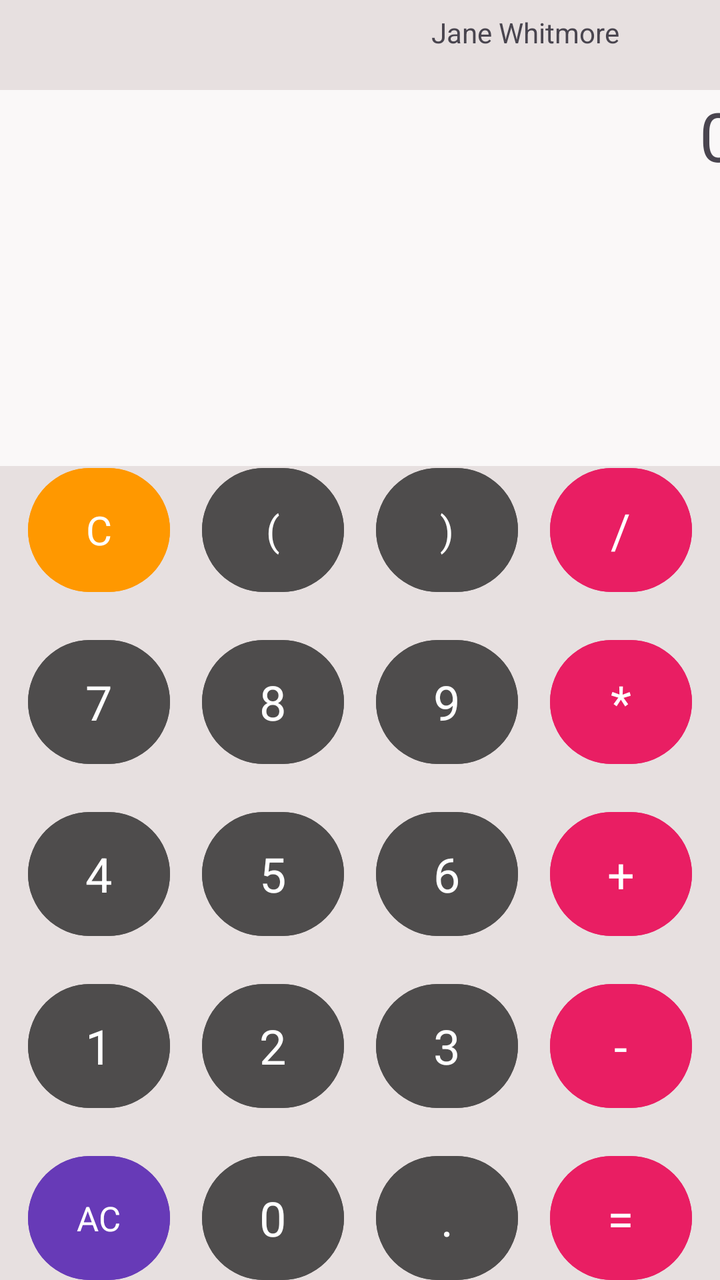
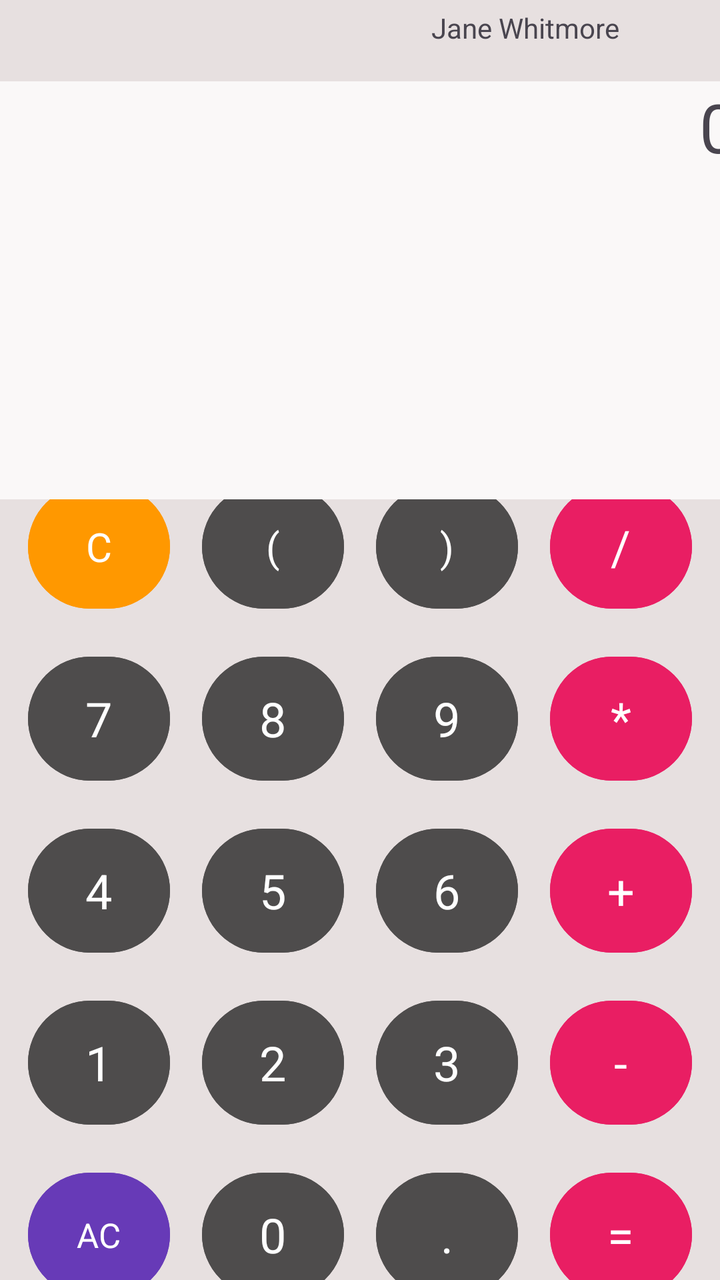

Compare the two renders of this Android layout. The source of the first and the diff that turns it into the second are given below.
<!-- AndroidManifest.xml: application theme Theme.Calculator -->
<!-- res/layout/activity_main.xml -->
<?xml version="1.0" encoding="utf-8"?>
<androidx.constraintlayout.widget.ConstraintLayout xmlns:android="http://schemas.android.com/apk/res/android"
    xmlns:app="http://schemas.android.com/apk/res-auto"
    xmlns:tools="http://schemas.android.com/tools"
    android:id="@+id/main"
    android:layout_width="match_parent"
    android:layout_height="match_parent"
    android:background="#EFECEC"
    android:backgroundTint="#E7E0E0"
    tools:context=".MainActivity">

    <Button
        android:id="@+id/button6"
        android:layout_width="71dp"
        android:layout_height="70dp"
        android:layout_marginStart="8dp"
        android:layout_marginTop="8dp"
        android:layout_marginEnd="8dp"
        android:layout_marginBottom="8dp"
        android:backgroundTint="#4E4C4C"
        android:fontFamily="sans-serif"
        android:text="6"
        android:textSize="24sp"
        app:layout_constraintBottom_toTopOf="@+id/button3"
        app:layout_constraintEnd_toStartOf="@+id/buttonAdd"
        app:layout_constraintStart_toEndOf="@+id/button5"
        app:layout_constraintTop_toBottomOf="@+id/button9" />

    <Button
        android:id="@+id/buttonClear"
        android:layout_width="71dp"
        android:layout_height="70dp"
        android:layout_marginStart="32dp"
        android:layout_marginTop="32dp"
        android:layout_marginEnd="8dp"
        android:layout_marginBottom="8dp"
        android:backgroundTint="#FF9800"
        android:fontFamily="sans-serif"
        android:text="C"
        android:textSize="20sp"
        app:layout_constraintBottom_toTopOf="@+id/button7"
        app:layout_constraintEnd_toStartOf="@+id/buttonLParen"
        app:layout_constraintStart_toStartOf="parent"
        app:layout_constraintTop_toBottomOf="@id/calcView" />

    <Button
        android:id="@+id/buttonLParen"
        android:layout_width="71dp"
        android:layout_height="70dp"
        android:layout_marginStart="8dp"
        android:layout_marginTop="32dp"
        android:layout_marginEnd="8dp"
        android:layout_marginBottom="8dp"
        android:backgroundTint="#4E4C4C"
        android:fontFamily="sans-serif"
        android:text="("
        android:textSize="20sp"
        app:layout_constraintBottom_toTopOf="@+id/button8"
        app:layout_constraintEnd_toStartOf="@+id/buttonRParen"
        app:layout_constraintStart_toEndOf="@+id/buttonClear"
        app:layout_constraintTop_toBottomOf="@+id/calcView" />

    <Button
        android:id="@+id/buttonRParen"
        android:layout_width="71dp"
        android:layout_height="70dp"
        android:layout_marginStart="8dp"
        android:layout_marginTop="32dp"
        android:layout_marginEnd="8dp"
        android:layout_marginBottom="8dp"
        android:backgroundTint="#4E4C4C"
        android:fontFamily="sans-serif"
        android:text=")"
        android:textSize="20sp"
        app:layout_constraintBottom_toTopOf="@+id/button9"
        app:layout_constraintEnd_toStartOf="@+id/buttonDiv"
        app:layout_constraintStart_toEndOf="@+id/buttonLParen"
        app:layout_constraintTop_toBottomOf="@+id/calcView" />

    <Button
        android:id="@+id/buttonDiv"
        android:layout_width="71dp"
        android:layout_height="70dp"
        android:layout_marginStart="8dp"
        android:layout_marginTop="32dp"
        android:layout_marginEnd="32dp"
        android:layout_marginBottom="8dp"
        android:backgroundTint="#E91E63"
        android:fontFamily="sans-serif"
        android:text="/"
        android:textSize="24sp"
        app:layout_constraintBottom_toTopOf="@+id/buttonMult"
        app:layout_constraintEnd_toEndOf="parent"
        app:layout_constraintStart_toEndOf="@+id/buttonRParen"
        app:layout_constraintTop_toBottomOf="@+id/calcView" />

    <Button
        android:id="@+id/buttonMult"
        android:layout_width="71dp"
        android:layout_height="70dp"
        android:layout_marginStart="8dp"
        android:layout_marginTop="8dp"
        android:layout_marginEnd="32dp"
        android:layout_marginBottom="8dp"
        android:backgroundTint="#E91E63"
        android:fontFamily="sans-serif"
        android:text="*"
        android:textSize="24sp"
        app:layout_constraintBottom_toTopOf="@+id/buttonAdd"
        app:layout_constraintEnd_toEndOf="parent"
        app:layout_constraintStart_toEndOf="@+id/button9"
        app:layout_constraintTop_toBottomOf="@+id/buttonDiv" />

    <Button
        android:id="@+id/button9"
        android:layout_width="71dp"
        android:layout_height="70dp"
        android:layout_marginStart="8dp"
        android:layout_marginTop="8dp"
        android:layout_marginEnd="8dp"
        android:layout_marginBottom="8dp"
        android:backgroundTint="#4E4C4C"
        android:fontFamily="sans-serif"
        android:text="9"
        android:textSize="24sp"
        app:layout_constraintBottom_toTopOf="@+id/button6"
        app:layout_constraintEnd_toStartOf="@+id/buttonMult"
        app:layout_constraintStart_toEndOf="@id/button8"
        app:layout_constraintTop_toBottomOf="@+id/buttonRParen" />

    <Button
        android:id="@+id/button8"
        android:layout_width="71dp"
        android:layout_height="70dp"
        android:layout_marginStart="8dp"
        android:layout_marginTop="8dp"
        android:layout_marginEnd="8dp"
        android:layout_marginBottom="8dp"
        android:backgroundTint="#4E4C4C"
        android:fontFamily="sans-serif"
        android:text="8"
        android:textSize="24sp"
        app:layout_constraintBottom_toTopOf="@+id/button5"
        app:layout_constraintEnd_toStartOf="@+id/button9"
        app:layout_constraintStart_toEndOf="@id/button7"
        app:layout_constraintTop_toBottomOf="@id/buttonLParen" />

    <Button
        android:id="@+id/button7"
        android:layout_width="71dp"
        android:layout_height="70dp"
        android:layout_marginStart="32dp"
        android:layout_marginTop="8dp"
        android:layout_marginEnd="8dp"
        android:layout_marginBottom="8dp"
        android:backgroundTint="#4E4C4C"
        android:fontFamily="sans-serif"
        android:text="7"
        android:textSize="24sp"
        app:layout_constraintBottom_toTopOf="@+id/button4"
        app:layout_constraintEnd_toStartOf="@+id/button8"
        app:layout_constraintStart_toStartOf="parent"
        app:layout_constraintTop_toBottomOf="@+id/buttonClear" />

    <Button
        android:id="@+id/button4"
        android:layout_width="71dp"
        android:layout_height="70dp"
        android:layout_marginStart="32dp"
        android:layout_marginTop="8dp"
        android:layout_marginEnd="8dp"
        android:layout_marginBottom="8dp"
        android:backgroundTint="#4E4C4C"
        android:fontFamily="sans-serif"
        android:text="4"
        android:textSize="24sp"
        app:layout_constraintBottom_toTopOf="@+id/button1"
        app:layout_constraintEnd_toStartOf="@+id/button5"
        app:layout_constraintStart_toStartOf="parent"
        app:layout_constraintTop_toBottomOf="@+id/button7" />

    <Button
        android:id="@+id/button5"
        android:layout_width="71dp"
        android:layout_height="70dp"
        android:layout_marginStart="8dp"
        android:layout_marginTop="8dp"
        android:layout_marginEnd="8dp"
        android:layout_marginBottom="8dp"
        android:backgroundTint="#4E4C4C"
        android:fontFamily="sans-serif"
        android:text="5"
        android:textSize="24sp"
        app:layout_constraintBottom_toTopOf="@+id/button2"
        app:layout_constraintEnd_toStartOf="@+id/button6"
        app:layout_constraintStart_toEndOf="@+id/button4"
        app:layout_constraintTop_toBottomOf="@+id/button8" />

    <Button
        android:id="@+id/buttonSub"
        android:layout_width="71dp"
        android:layout_height="70dp"
        android:layout_marginStart="8dp"
        android:layout_marginTop="8dp"
        android:layout_marginEnd="32dp"
        android:layout_marginBottom="8dp"
        android:backgroundTint="#E91E63"
        android:fontFamily="sans-serif"
        android:text="-"
        android:textSize="24sp"
        app:layout_constraintBottom_toTopOf="@+id/buttonEqu"
        app:layout_constraintEnd_toEndOf="parent"
        app:layout_constraintHorizontal_bias="1.0"
        app:layout_constraintStart_toEndOf="@+id/button3"
        app:layout_constraintTop_toBottomOf="@+id/buttonAdd" />

    <Button
        android:id="@+id/button3"
        android:layout_width="71dp"
        android:layout_height="70dp"
        android:layout_marginStart="8dp"
        android:layout_marginTop="8dp"
        android:layout_marginEnd="8dp"
        android:layout_marginBottom="8dp"
        android:backgroundTint="#4E4C4C"
        android:fontFamily="sans-serif"
        android:text="3"
        android:textSize="24sp"
        app:layout_constraintBottom_toTopOf="@+id/buttonDeci"
        app:layout_constraintEnd_toStartOf="@+id/buttonSub"
        app:layout_constraintStart_toEndOf="@id/button2"
        app:layout_constraintTop_toBottomOf="@+id/button6" />

    <Button
        android:id="@+id/button2"
        android:layout_width="71dp"
        android:layout_height="70dp"
        android:layout_marginStart="8dp"
        android:layout_marginTop="8dp"
        android:layout_marginEnd="8dp"
        android:layout_marginBottom="8dp"
        android:backgroundTint="#4E4C4C"
        android:fontFamily="sans-serif"
        android:text="2"
        android:textSize="24sp"
        app:layout_constraintBottom_toTopOf="@+id/button0"
        app:layout_constraintEnd_toStartOf="@+id/button3"
        app:layout_constraintStart_toEndOf="@+id/button1"
        app:layout_constraintTop_toBottomOf="@id/button5" />

    <Button
        android:id="@+id/button1"
        android:layout_width="71dp"
        android:layout_height="70dp"
        android:layout_marginStart="32dp"
        android:layout_marginTop="8dp"
        android:layout_marginEnd="8dp"
        android:layout_marginBottom="8dp"
        android:backgroundTint="#4E4C4C"
        android:fontFamily="sans-serif"
        android:text="1"
        android:textSize="24sp"
        app:layout_constraintBottom_toTopOf="@+id/buttonAllClear"
        app:layout_constraintEnd_toStartOf="@+id/button2"
        app:layout_constraintStart_toStartOf="parent"
        app:layout_constraintTop_toBottomOf="@+id/button4" />

    <Button
        android:id="@+id/buttonAllClear"
        android:layout_width="71dp"
        android:layout_height="70dp"
        android:layout_marginStart="32dp"
        android:layout_marginTop="8dp"
        android:layout_marginEnd="8dp"
        android:layout_marginBottom="31dp"
        android:backgroundTint="#673AB7"
        android:fontFamily="sans-serif"
        android:text="AC"
        android:textSize="17sp"
        app:layout_constraintBottom_toBottomOf="parent"
        app:layout_constraintEnd_toStartOf="@+id/button0"
        app:layout_constraintStart_toStartOf="parent"
        app:layout_constraintTop_toBottomOf="@+id/button1" />

    <Button
        android:id="@+id/button0"
        android:layout_width="71dp"
        android:layout_height="70dp"
        android:layout_marginStart="8dp"
        android:layout_marginTop="8dp"
        android:layout_marginEnd="8dp"
        android:layout_marginBottom="31dp"
        android:backgroundTint="#4E4C4C"
        android:fontFamily="sans-serif"
        android:text="0"
        android:textSize="24sp"
        app:layout_constraintBottom_toBottomOf="parent"
        app:layout_constraintEnd_toStartOf="@+id/buttonDeci"
        app:layout_constraintStart_toEndOf="@+id/buttonAllClear"
        app:layout_constraintTop_toBottomOf="@+id/button2" />

    <Button
        android:id="@+id/buttonDeci"
        android:layout_width="71dp"
        android:layout_height="70dp"
        android:layout_marginStart="8dp"
        android:layout_marginTop="8dp"
        android:layout_marginEnd="8dp"
        android:layout_marginBottom="31dp"
        android:backgroundTint="#4E4C4C"
        android:fontFamily="sans-serif"
        android:text="."
        android:textSize="24sp"
        app:layout_constraintBottom_toBottomOf="parent"
        app:layout_constraintEnd_toStartOf="@+id/buttonEqu"
        app:layout_constraintStart_toEndOf="@+id/button0"
        app:layout_constraintTop_toBottomOf="@+id/button3" />

    <Button
        android:id="@+id/buttonEqu"
        android:layout_width="71dp"
        android:layout_height="70dp"
        android:layout_marginStart="8dp"
        android:layout_marginTop="8dp"
        android:layout_marginEnd="32dp"
        android:layout_marginBottom="31dp"
        android:backgroundTint="#E91E63"
        android:fontFamily="sans-serif"
        android:text="="
        android:textSize="24sp"
        app:layout_constraintBottom_toBottomOf="parent"
        app:layout_constraintEnd_toEndOf="parent"
        app:layout_constraintStart_toEndOf="@+id/buttonDeci"
        app:layout_constraintTop_toBottomOf="@+id/buttonSub" />

    <Button
        android:id="@+id/buttonAdd"
        android:layout_width="71dp"
        android:layout_height="70dp"
        android:layout_marginStart="8dp"
        android:layout_marginTop="8dp"
        android:layout_marginEnd="32dp"
        android:layout_marginBottom="8dp"
        android:backgroundTint="#E91E63"
        android:fontFamily="sans-serif"
        android:text="+"
        android:textSize="24sp"
        app:layout_constraintBottom_toTopOf="@+id/buttonSub"
        app:layout_constraintEnd_toEndOf="parent"
        app:layout_constraintStart_toEndOf="@+id/button6"
        app:layout_constraintTop_toBottomOf="@+id/buttonMult" />

    <TextView
        android:id="@+id/calcView"
        android:layout_width="0dp"
        android:layout_height="128dp"
        android:background="#FAF8F8"
        android:textAlignment="viewEnd"
        android:textAllCaps="false"
        android:textDirection="firstStrong"
        android:textSize="60sp"
        app:layout_constraintBottom_toBottomOf="parent"
        app:layout_constraintEnd_toEndOf="parent"
        app:layout_constraintStart_toStartOf="parent"
        app:layout_constraintTop_toTopOf="parent"
        app:layout_constraintVertical_bias="0.205" />

    <TextView
        android:id="@+id/solutionText"
        android:layout_width="410dp"
        android:layout_height="60dp"
        android:layout_marginTop="32dp"
        android:background="#FAF8F8"
        android:ems="10"
        android:inputType="text"
        android:text="0"
        android:textAlignment="viewEnd"
        android:textSize="34sp"
        app:layout_constraintBottom_toTopOf="@+id/calcView"
        app:layout_constraintEnd_toEndOf="parent"
        app:layout_constraintHorizontal_bias="0.838"
        app:layout_constraintStart_toStartOf="parent"
        app:layout_constraintTop_toTopOf="parent"
        app:layout_constraintVertical_bias="1.0" />

    <TextView
        android:id="@+id/textView"
        android:layout_width="154dp"
        android:layout_height="32dp"
        android:layout_marginStart="241dp"
        android:layout_marginTop="16dp"
        android:layout_marginEnd="16dp"
        android:layout_marginBottom="16dp"
        android:text="Jane Whitmore"
        app:layout_constraintBottom_toTopOf="@+id/solutionText"
        app:layout_constraintEnd_toEndOf="parent"
        app:layout_constraintStart_toStartOf="parent"
        app:layout_constraintTop_toTopOf="parent" />

</androidx.constraintlayout.widget.ConstraintLayout>
<!-- resources referenced by this layout -->
<resources>
  <style name="Theme.Calculator" parent="Base.Theme.Calculator" />
  <style name="Base.Theme.Calculator" parent="Theme.Material3.DayNight.NoActionBar">
          
          
      </style>
</resources>

<!-- the commit's change to res/layout/activity_main.xml (unified diff, before → after) -->
@@ -352,8 +352,8 @@
 
     <TextView
         android:id="@+id/calcView"
-        android:layout_width="0dp"
-        android:layout_height="128dp"
+        android:layout_width="408dp"
+        android:layout_height="149dp"
         android:background="#FAF8F8"
         android:textAlignment="viewEnd"
         android:textAllCaps="false"
